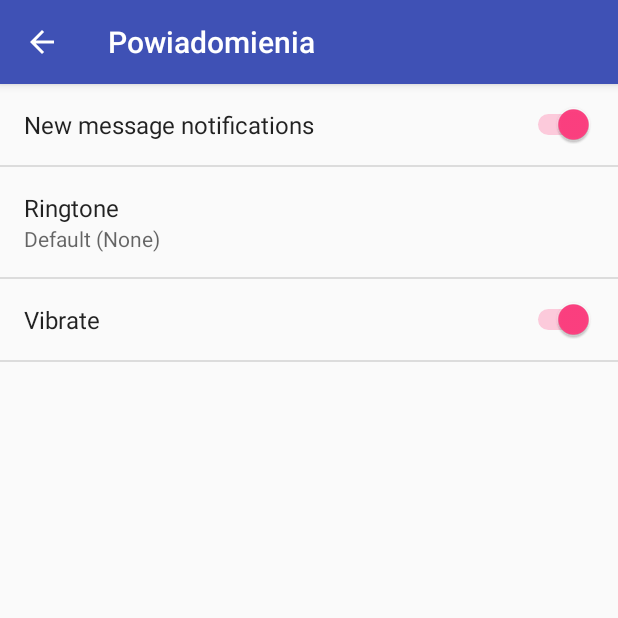
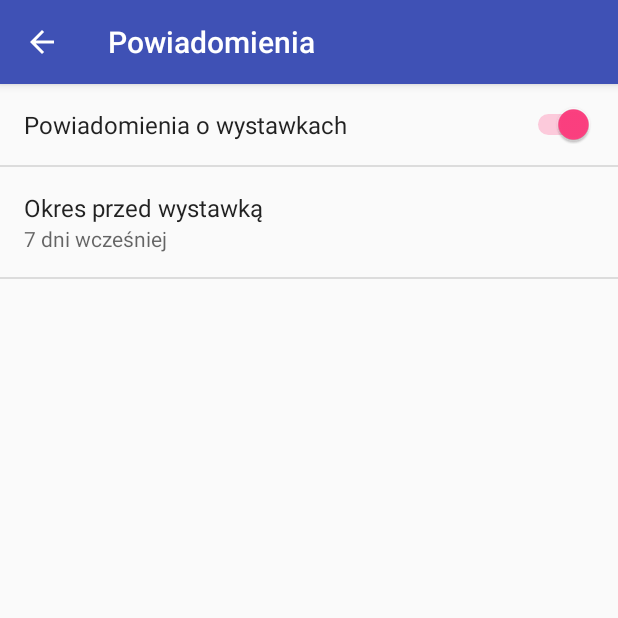
Before and after one commit to DamianNowakk/pamietaj-wyrzuc.to, an Android app: the SettingsActivity screen opened directly, with no data from a screen before it, after a tap on "Powiadomienia", on a phone screen of 412 x 824 dp, the top half of it. Run offline under Robolectric (Android 15) with nearby library versions, the phone set to English and light mode, and no system bars.

Commit message:
Pierwsza wersja poprawnych ustawień

```diff
--- a/app/src/main/java/pl/mod3city/powiadomienia/wyrzucto/SettingsActivity.java
+++ b/app/src/main/java/pl/mod3city/powiadomienia/wyrzucto/SettingsActivity.java
@@ -170,7 +170,6 @@ public class SettingsActivity extends AppCompatPreferenceActivity {
     protected boolean isValidFragment(String fragmentName) {
         return PreferenceFragment.class.getName().equals(fragmentName)
                 || GeneralPreferenceFragment.class.getName().equals(fragmentName)
-                || DataSyncPreferenceFragment.class.getName().equals(fragmentName)
                 || NotificationPreferenceFragment.class.getName().equals(fragmentName);
     }
 
@@ -190,8 +189,9 @@ public class SettingsActivity extends AppCompatPreferenceActivity {
             // to their values. When their values change, their summaries are
             // updated to reflect the new value, per the Android Design
             // guidelines.
-            bindPreferenceSummaryToValue(findPreference("example_text"));
-            bindPreferenceSummaryToValue(findPreference("example_list"));
+            bindPreferenceSummaryToValue(findPreference("ULICA_NAZWA"));
+            bindPreferenceSummaryToValue(findPreference("ULICA_NUMER"));
+            bindPreferenceSummaryToValue(findPreference("RODZAJ_ZABUDOWY"));
         }
 
         @Override
@@ -221,7 +221,7 @@ public class SettingsActivity extends AppCompatPreferenceActivity {
             // to their values. When their values change, their summaries are
             // updated to reflect the new value, per the Android Design
             // guidelines.
-            bindPreferenceSummaryToValue(findPreference("notifications_new_message_ringtone"));
+            bindPreferenceSummaryToValue(findPreference("POWIADOMIENIA_WYSTAWKI_CZAS"));
         }
 
         @Override
@@ -235,33 +235,4 @@ public class SettingsActivity extends AppCompatPreferenceActivity {
         }
     }
 
-    /**
-     * This fragment shows data and sync preferences only. It is used when the
-     * activity is showing a two-pane settings UI.
-     */
-    @TargetApi(Build.VERSION_CODES.HONEYCOMB)
-    public static class DataSyncPreferenceFragment extends PreferenceFragment {
-        @Override
-        public void onCreate(Bundle savedInstanceState) {
-            super.onCreate(savedInstanceState);
-            addPreferencesFromResource(R.xml.pref_data_sync);
-            setHasOptionsMenu(true);
-
-            // Bind the summaries of EditText/List/Dialog/Ringtone preferences
-            // to their values. When their values change, their summaries are
-            // updated to reflect the new value, per the Android Design
-            // guidelines.
-            bindPreferenceSummaryToValue(findPreference("sync_frequency"));
-        }
-
-        @Override
-        public boolean onOptionsItemSelected(MenuItem item) {
-            int id = item.getItemId();
-            if (id == android.R.id.home) {
-                startActivity(new Intent(getActivity(), SettingsActivity.class));
-                return true;
-            }
-            return super.onOptionsItemSelected(item);
-        }
-    }
 }
--- a/app/src/main/res/values/strings.xml
+++ b/app/src/main/res/values/strings.xml
@@ -13,48 +13,48 @@
         based on your message history
     </string>
 
-    <string name="pref_title_display_name">Display name</string>
-    <string name="pref_default_display_name">John Smith</string>
+    <string name="pref_tytul_ulica">Ulica zamieszkania</string>
+    <string name="pref_default_nazwa_ulicy">Długa</string>
 
-    <string name="pref_title_add_friends_to_messages">Add friends to messages</string>
-    <string-array name="pref_example_list_titles">
-        <item>Always</item>
-        <item>When possible</item>
-        <item>Never</item>
+    <string name="pref_tytul_ulica_numer">Numer ulicy</string>
+    <string name="pref_default_numer_ulicy">1</string>
+
+    <string name="pref_title_rodzaj_zabudowy">Rodzaj zabudowy</string>
+    <string-array name="pref_list_zabudowa_rodzaj">
+        <item>Zabudowa jednorodzinna</item>
+        <item>Zabudowa wielolokalowa</item>
     </string-array>
-    <string-array name="pref_example_list_values">
+    <string-array name="pref_list_values">
+        <item>0</item>
         <item>1</item>
-        <item>0</item>
-        <item>-1</item>
     </string-array>
 
     <!-- Example settings for Data & Sync -->
     <string name="pref_header_data_sync">Dane i  synchronizacja</string>
 
-    <string name="pref_title_sync_frequency">Sync frequency</string>
-    <string-array name="pref_sync_frequency_titles">
-        <item>15 minutes</item>
-        <item>30 minutes</item>
-        <item>1 hour</item>
-        <item>3 hours</item>
-        <item>6 hours</item>
-        <item>Never</item>
+    <string name="pref_title_czas_przed_wystawka">Okres przed wystawką</string>
+    <string-array name="pref_czas_przed_wystawka_title">
+        <item>7 dni wcześniej</item>
+        <item>6 dni wcześniej</item>
+        <item>5 dni wcześniej</item>
+        <item>4 dni wcześniej</item>
+        <item>2 dni wcześniej</item>
+        <item>W dzień wystawki</item>
     </string-array>
-    <string-array name="pref_sync_frequency_values">
-        <item>15</item>
-        <item>30</item>
-        <item>60</item>
-        <item>180</item>
-        <item>360</item>
-        <item>-1</item>
+    <string-array name="pref_czas_przed_wystawka_values">
+        <item>7</item>
+        <item>6</item>
+        <item>5</item>
+        <item>4</item>
+        <item>2</item>
+        <item>0</item>
     </string-array>
 
-    <string name="pref_title_system_sync_settings">System sync settings</string>
 
     <!-- Example settings for Notifications -->
     <string name="pref_header_notifications">Powiadomienia</string>
 
-    <string name="pref_title_new_message_notifications">New message notifications</string>
+    <string name="pref_title_wystawki">Powiadomienia o wystawkach</string>
 
     <string name="pref_title_ringtone">Ringtone</string>
     <string name="pref_ringtone_silent">Silent</string>
--- a/app/src/main/res/xml/pref_data_sync.xml
+++ /dev/null
@@ -1,21 +0,0 @@
-<PreferenceScreen xmlns:android="http://schemas.android.com/apk/res/android">
-
-    <!-- NOTE: Hide buttons to simplify the UI. Users can touch outside the dialog to
-         dismiss it. -->
-    <!-- NOTE: ListPreference's summary should be set to its value by the activity code. -->
-    <ListPreference
-        android:defaultValue="180"
-        android:entries="@array/pref_sync_frequency_titles"
-        android:entryValues="@array/pref_sync_frequency_values"
-        android:key="sync_frequency"
-        android:negativeButtonText="@null"
-        android:positiveButtonText="@null"
-        android:title="@string/pref_title_sync_frequency" />
-
-    <!-- This preference simply launches an intent when selected. Use this UI sparingly, per
-         design guidelines. -->
-    <Preference android:title="@string/pref_title_system_sync_settings">
-        <intent android:action="android.settings.SYNC_SETTINGS" />
-    </Preference>
-
-</PreferenceScreen>
--- a/app/src/main/res/xml/pref_general.xml
+++ b/app/src/main/res/xml/pref_general.xml
@@ -1,33 +1,37 @@
 <PreferenceScreen xmlns:android="http://schemas.android.com/apk/res/android">
-
-    <SwitchPreference
-        android:defaultValue="true"
-        android:key="example_switch"
-        android:summary="@string/pref_description_social_recommendations"
-        android:title="@string/pref_title_social_recommendations" />
 
     <!-- NOTE: EditTextPreference accepts EditText attributes. -->
     <!-- NOTE: EditTextPreference's summary should be set to its value by the activity code. -->
     <EditTextPreference
         android:capitalize="words"
-        android:defaultValue="@string/pref_default_display_name"
+        android:defaultValue="@string/pref_default_nazwa_ulicy"
         android:inputType="textCapWords"
-        android:key="example_text"
+        android:key="ULICA_NAZWA"
         android:maxLines="1"
         android:selectAllOnFocus="true"
         android:singleLine="true"
-        android:title="@string/pref_title_display_name" />
+        android:title="@string/pref_tytul_ulica" />
+
+    <EditTextPreference
+        android:defaultValue="@string/pref_default_numer_ulicy"
+        android:inputType="number"
+        android:key="ULICA_NUMER"
+        android:maxLines="1"
+        android:selectAllOnFocus="true"
+        android:singleLine="true"
+        android:title="@string/pref_tytul_ulica_numer" />
 
     <!-- NOTE: Hide buttons to simplify the UI. Users can touch outside the dialog to
          dismiss it. -->
     <!-- NOTE: ListPreference's summary should be set to its value by the activity code. -->
+
     <ListPreference
-        android:defaultValue="-1"
-        android:entries="@array/pref_example_list_titles"
-        android:entryValues="@array/pref_example_list_values"
-        android:key="example_list"
+        android:defaultValue="0"
+        android:entries="@array/pref_list_zabudowa_rodzaj"
+        android:entryValues="@array/pref_list_values"
+        android:key="RODZAJ_ZABUDOWY"
         android:negativeButtonText="@null"
         android:positiveButtonText="@null"
-        android:title="@string/pref_title_add_friends_to_messages" />
+        android:title="@string/pref_title_rodzaj_zabudowy" />
 
 </PreferenceScreen>
--- a/app/src/main/res/xml/pref_headers.xml
+++ b/app/src/main/res/xml/pref_headers.xml
@@ -12,9 +12,5 @@
         android:icon="@drawable/ic_notifications_black_24dp"
         android:title="@string/pref_header_notifications" />
 
-    <header
-        android:fragment="pl.mod3city.powiadomienia.wyrzucto.SettingsActivity$DataSyncPreferenceFragment"
-        android:icon="@drawable/ic_sync_black_24dp"
-        android:title="@string/pref_header_data_sync" />
 
 </preference-headers>
--- a/app/src/main/res/xml/pref_notification.xml
+++ b/app/src/main/res/xml/pref_notification.xml
@@ -4,24 +4,21 @@
          when checked/unchecked. -->
     <SwitchPreference
         android:defaultValue="true"
-        android:key="notifications_new_message"
-        android:title="@string/pref_title_new_message_notifications" />
+        android:key="POWIADOMIENIA_WYSTAWKI"
+        android:title="@string/pref_title_wystawki" />
 
     <!-- Allows the user to choose a ringtone in the 'notification' category. -->
     <!-- NOTE: This preference will be enabled only when the checkbox above is checked. -->
     <!-- NOTE: RingtonePreference's summary should be set to its value by the activity code. -->
-    <RingtonePreference
-        android:defaultValue="content://settings/system/notification_sound"
-        android:dependency="notifications_new_message"
-        android:key="notifications_new_message_ringtone"
-        android:ringtoneType="notification"
-        android:title="@string/pref_title_ringtone" />
 
-    <!-- NOTE: This preference will be enabled only when the checkbox above is checked. -->
-    <SwitchPreference
-        android:defaultValue="true"
-        android:dependency="notifications_new_message"
-        android:key="notifications_new_message_vibrate"
-        android:title="@string/pref_title_vibrate" />
+    <ListPreference
+        android:defaultValue="7"
+        android:entries="@array/pref_czas_przed_wystawka_title"
+        android:entryValues="@array/pref_czas_przed_wystawka_values"
+        android:key="POWIADOMIENIA_WYSTAWKI_CZAS"
+        android:dependency="POWIADOMIENIA_WYSTAWKI"
+        android:negativeButtonText="@null"
+        android:positiveButtonText="@null"
+        android:title="@string/pref_title_czas_przed_wystawka" />
 
 </PreferenceScreen>
```
